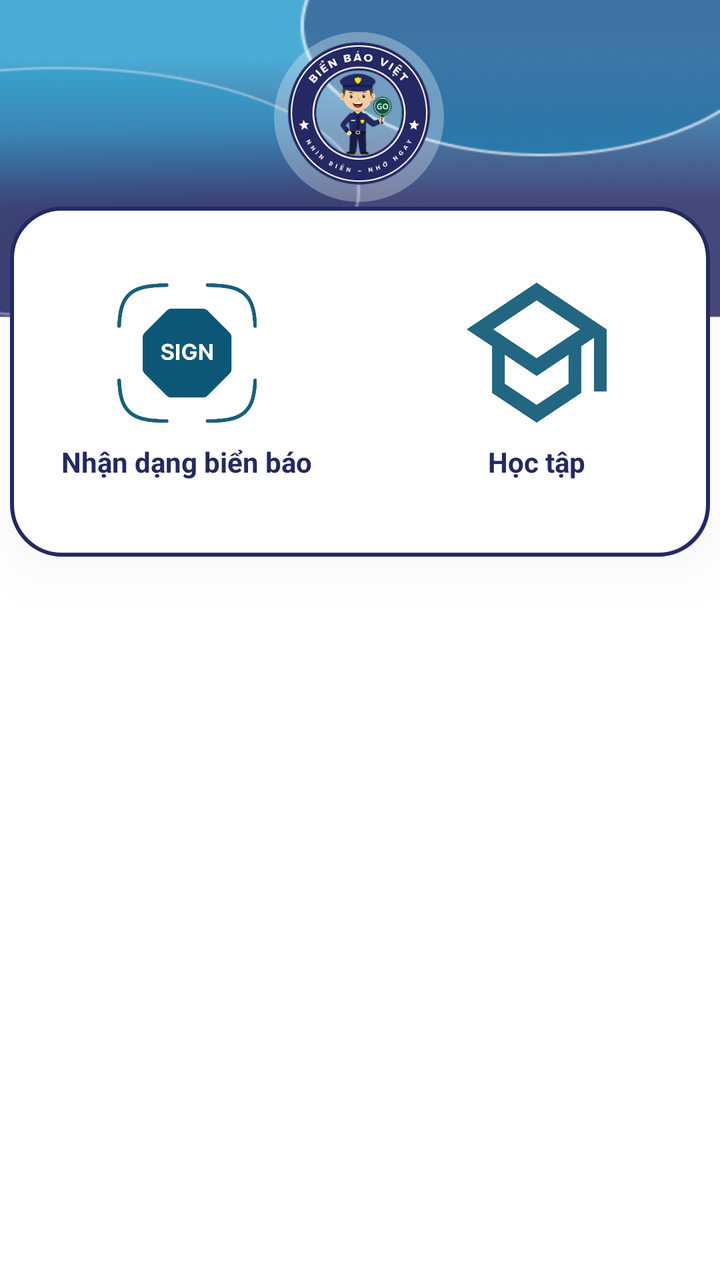
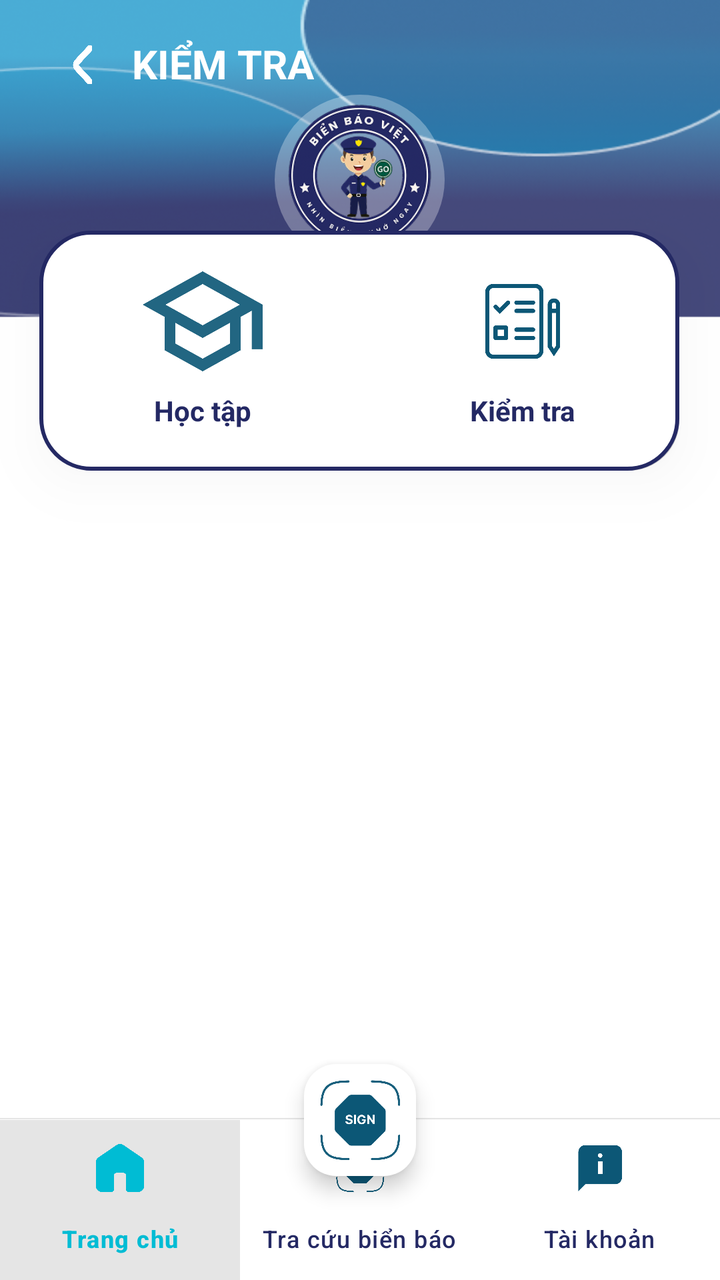

Two renders of the same Android screen: before a commit and after it. Below are the layout's source before the change and the commit's diff.
<!-- AndroidManifest.xml: application theme Theme.MyApplication -->
<!-- res/layout/activity_home.xml -->
<?xml version="1.0" encoding="utf-8"?>
<androidx.constraintlayout.widget.ConstraintLayout xmlns:android="http://schemas.android.com/apk/res/android"
    xmlns:app="http://schemas.android.com/apk/res-auto"
    xmlns:tools="http://schemas.android.com/tools"
    android:id="@+id/main"
    android:layout_width="match_parent"
    android:layout_height="match_parent"
    android:background="@drawable/home"
    tools:context=".view.HomeActivity">

    <ImageView
        android:layout_width="85dp"
        android:layout_height="85dp"
        android:layout_marginTop="16dp"
        android:background="@drawable/circle_background"
        android:scaleType="centerCrop"
        android:src="@drawable/logo"
        app:layout_constraintEnd_toEndOf="parent"
        app:layout_constraintHorizontal_bias="0.498"
        app:layout_constraintStart_toStartOf="parent"
        app:layout_constraintTop_toTopOf="parent" />

    <LinearLayout
        android:layout_width="350dp"
        android:layout_height="175dp"
        android:gravity="center"
        android:background="@drawable/boder_squares_background"
        android:elevation="8dp"  android:translationZ="8dp" app:layout_constraintBottom_toBottomOf="parent"
        app:layout_constraintEnd_toEndOf="parent"
        app:layout_constraintHorizontal_bias="0.495"
        app:layout_constraintStart_toStartOf="parent"
        app:layout_constraintTop_toTopOf="parent"
        app:layout_constraintVertical_bias="0.222">

        <LinearLayout
            android:id="@+id/scan"
            android:layout_width="wrap_content"
            android:layout_height="wrap_content"
            android:gravity="center"
            android:layout_weight="1"
            android:orientation="vertical">

            <ImageView
                android:layout_width="70dp"
                android:layout_height="70dp"
                android:background="@drawable/scan_at"/>

            <TextView
                android:paddingTop="10dp"
                android:layout_width="wrap_content"
                android:layout_height="wrap_content"
                android:textStyle="bold"
                android:textSize="14dp"
                android:textColor="@color/blue"
                android:text="Nhận dạng biển báo"/>

        </LinearLayout>

        <LinearLayout
            android:id="@+id/learn"
            android:layout_width="wrap_content"
            android:layout_height="wrap_content"
            android:gravity="center"
            android:layout_weight="2"
            android:orientation="vertical">

            <ImageView
                android:layout_width="70dp"
                android:layout_height="70dp"
                android:background="@drawable/learn"/>

            <TextView
                android:paddingTop="10dp"
                android:layout_width="wrap_content"
                android:layout_height="wrap_content"
                android:textStyle="bold"
                android:textSize="14dp"
                android:textColor="@color/blue"
                android:text="Học tập"/>

        </LinearLayout>

    </LinearLayout>

</androidx.constraintlayout.widget.ConstraintLayout>
<!-- resources referenced by this layout -->
<resources>
  <color name="blue">#242964</color>
  <!-- drawable boder_squares_background (drawable) -->
  <?xml version="1.0" encoding="utf-8"?>
  <layer-list xmlns:android="http://schemas.android.com/apk/res/android">
      <item android:left="2dp" android:top="2dp"> <shape android:shape="rectangle">
          <corners android:radius="25dp"/>
          <solid android:color="#30000000"/> </shape>
      </item>
      <item>
          <shape android:shape="rectangle">
              <corners android:radius="25dp"/>
              <solid android:color="@color/white"/>
              <stroke android:color="@color/blue" android:width="2dp"/>
          </shape>
      </item>
  </layer-list>
  <!-- drawable circle_background (drawable) -->
  <shape xmlns:android="http://schemas.android.com/apk/res/android"
      android:shape="oval">
      <solid android:color="@color/white_50" />
  </shape>
  <!-- drawable home: png bitmap (drawable-xhdpi, 60099 bytes) -->
  <!-- drawable learn: png bitmap (drawable-xhdpi, 7352 bytes) -->
  <!-- drawable logo: png bitmap (drawable-xhdpi, 56740 bytes) -->
  <!-- drawable scan_at: png bitmap (drawable-xhdpi, 16127 bytes) -->
  <style name="Theme.MyApplication" parent="Base.Theme.MyApplication" />
  <color name="white">#FFFFFFFF</color>
  <color name="white_50">#4CFFFFFF</color>
  <style name="Base.Theme.MyApplication" parent="Theme.Material3.DayNight.NoActionBar">
          
          
      </style>
</resources>

<!-- the commit's change to res/layout/activity_home.xml (unified diff, before → after) -->
@@ -8,21 +8,38 @@
     android:background="@drawable/home"
     tools:context=".view.HomeActivity">
 
-    <ImageView
-        android:layout_width="85dp"
-        android:layout_height="85dp"
-        android:layout_marginTop="16dp"
-        android:background="@drawable/circle_background"
-        android:scaleType="centerCrop"
-        android:src="@drawable/logo"
-        app:layout_constraintEnd_toEndOf="parent"
-        app:layout_constraintHorizontal_bias="0.498"
-        app:layout_constraintStart_toStartOf="parent"
-        app:layout_constraintTop_toTopOf="parent" />
+    <com.google.android.material.appbar.MaterialToolbar
+        android:layout_width="match_parent"
+        android:layout_height="?attr/actionBarSize"
+        android:layout_alignParentTop="true"
+        tools:ignore="MissingConstraints">
+
+        <LinearLayout
+            android:id="@+id/turnBack"
+            android:layout_width="50dp"
+            android:layout_height="match_parent"
+            android:gravity="center">
+            <ImageView
+                android:layout_width="10dp"
+                android:layout_height="20dp"
+                android:background="@drawable/arrow_left">
+            </ImageView>
+        </LinearLayout>
+
+        <TextView
+            android:id="@+id/title_home"
+            android:layout_width="wrap_content"
+            android:layout_height="wrap_content"
+            android:text="KIỂM TRA"
+            android:textStyle="bold"
+            android:textColor="@color/white"
+            android:textSize="20dp"/>
+    </com.google.android.material.appbar.MaterialToolbar>
 
     <LinearLayout
-        android:layout_width="350dp"
-        android:layout_height="175dp"
+        android:id="@+id/group_content"
+        android:layout_width="320dp"
+        android:layout_height="120dp"
         android:gravity="center"
         android:background="@drawable/boder_squares_background"
         android:elevation="8dp"  android:translationZ="8dp" app:layout_constraintBottom_toBottomOf="parent"
@@ -33,7 +50,7 @@
         app:layout_constraintVertical_bias="0.222">
 
         <LinearLayout
-            android:id="@+id/scan"
+            android:id="@+id/learn"
             android:layout_width="wrap_content"
             android:layout_height="wrap_content"
             android:gravity="center"
@@ -41,32 +58,8 @@
             android:orientation="vertical">
 
             <ImageView
-                android:layout_width="70dp"
-                android:layout_height="70dp"
-                android:background="@drawable/scan_at"/>
-
-            <TextView
-                android:paddingTop="10dp"
-                android:layout_width="wrap_content"
-                android:layout_height="wrap_content"
-                android:textStyle="bold"
-                android:textSize="14dp"
-                android:textColor="@color/blue"
-                android:text="Nhận dạng biển báo"/>
-
-        </LinearLayout>
-
-        <LinearLayout
-            android:id="@+id/learn"
-            android:layout_width="wrap_content"
-            android:layout_height="wrap_content"
-            android:gravity="center"
-            android:layout_weight="2"
-            android:orientation="vertical">
-
-            <ImageView
-                android:layout_width="70dp"
-                android:layout_height="70dp"
+                android:layout_width="60dp"
+                android:layout_height="50dp"
                 android:background="@drawable/learn"/>
 
             <TextView
@@ -80,6 +73,100 @@
 
         </LinearLayout>
 
+        <LinearLayout
+            android:id="@+id/exam"
+            android:layout_width="wrap_content"
+            android:layout_height="wrap_content"
+            android:gravity="center"
+            android:layout_weight="1"
+            android:orientation="vertical">
+
+            <ImageView
+                android:layout_width="50dp"
+                android:layout_height="50dp"
+                android:background="@drawable/exam"/>
+
+            <TextView
+                android:paddingTop="10dp"
+                android:layout_width="wrap_content"
+                android:layout_height="wrap_content"
+                android:textStyle="bold"
+                android:textSize="14dp"
+                android:textColor="@color/blue"
+                android:text="Kiểm tra"/>
+
+        </LinearLayout>
+
     </LinearLayout>
 
+    <androidx.recyclerview.widget.RecyclerView
+        android:id="@+id/signAdapter"
+        android:layout_width="match_parent"
+        android:layout_height="485dp"
+        app:layout_constraintTop_toBottomOf="@id/group_content"
+        android:layout_marginBottom="0dp"
+        android:layout_weight="1"
+        android:padding="10dp"
+        android:scrollbars="vertical"
+        tools:ignore="MissingConstraints" />
+
+    <RelativeLayout
+        android:layout_width="match_parent"
+        android:layout_height="match_parent"
+        tools:layout_editor_absoluteX="16dp"
+        tools:layout_editor_absoluteY="0dp">
+
+        <View
+            android:id="@+id/shadow_view"
+            android:layout_width="match_parent"
+            android:layout_height="1dp"
+            android:layout_above="@+id/nav_view"
+            android:background="@drawable/bottom_nav_shadow" />
+
+        <com.google.android.material.bottomnavigation.BottomNavigationView
+            android:id="@+id/nav_view"
+            android:layout_width="match_parent"
+            android:layout_height="wrap_content"
+            android:layout_alignParentBottom="true"
+            android:background="@color/white"
+            android:elevation="8dp"
+            app:itemBackground="@drawable/nav_item_background"
+            app:itemIconTint="@color/nav_item_icon_color"
+            app:itemTextColor="@color/nav_item_text_color"
+            app:menu="@menu/menu" />
+
+
+        <com.google.android.material.floatingactionbutton.FloatingActionButton
+            android:id="@+id/scan"
+            android:layout_width="wrap_content"
+            android:layout_height="wrap_content"
+            android:layout_alignParentBottom="true"
+            android:layout_centerHorizontal="true"
+            android:layout_marginBottom="52dp"
+            android:clickable="false"
+            android:focusable="false"
+            android:src="@drawable/scan_at"
+            app:backgroundTint="@color/white"
+            app:fabSize="normal"
+            app:itemTextColor="@color/blue"
+            app:maxImageSize="40dp"
+            app:tint="@null" />
+
+        <LinearLayout
+            android:id="@+id/toolbar"
+            android:layout_width="match_parent"
+            android:layout_height="180dp"
+            android:layout_alignParentTop="true"
+            android:gravity="center"
+            tools:ignore="MissingConstraints">
+
+            <ImageView
+                android:layout_width="85dp"
+                android:layout_height="85dp"
+                android:background="@drawable/circle_background"
+                android:scaleType="centerCrop"
+                android:src="@drawable/logo" />
+        </LinearLayout>
+    </RelativeLayout>
+
 </androidx.constraintlayout.widget.ConstraintLayout>
<!-- resource entries referenced after the edit -->
@@ -16,18 +16,36 @@
           </shape>
       </item>
   </layer-list>
+  <!-- drawable bottom_nav_shadow (drawable) -->
+  <shape xmlns:android="http://schemas.android.com/apk/res/android"
+      android:shape="rectangle">
+      <gradient
+          android:startColor="#26000000"
+          android:endColor="@android:color/transparent"
+          android:angle="270"/>
+  </shape>
   <!-- drawable circle_background (drawable) -->
   <shape xmlns:android="http://schemas.android.com/apk/res/android"
       android:shape="oval">
       <solid android:color="@color/white_50" />
   </shape>
+  <!-- drawable exam: png bitmap (drawable-xhdpi, 8192 bytes) -->
   <!-- drawable home: png bitmap (drawable-xhdpi, 60099 bytes) -->
   <!-- drawable learn: png bitmap (drawable-xhdpi, 7352 bytes) -->
   <!-- drawable logo: png bitmap (drawable-xhdpi, 56740 bytes) -->
+  <!-- drawable nav_item_background (drawable) -->
+  <?xml version="1.0" encoding="utf-8"?>
+  <selector xmlns:android="http://schemas.android.com/apk/res/android">
+      <item android:drawable="@color/semi_transparent_black" android:state_checked="true" />
+      <item android:drawable="@color/white" />
+      <item android:state_pressed="true"> <color android:color="?attr/colorControlHighlight" /> </item>
+  </selector>
   <!-- drawable scan_at: png bitmap (drawable-xhdpi, 16127 bytes) -->
   <style name="Theme.MyApplication" parent="Base.Theme.MyApplication" />
   <color name="white">#FFFFFFFF</color>
+  <!-- drawable arrow_left: png bitmap (drawable-xhdpi, 4607 bytes) -->
   <color name="white_50">#4CFFFFFF</color>
+  <color name="semi_transparent_black">#1A000000</color>
   <style name="Base.Theme.MyApplication" parent="Theme.Material3.DayNight.NoActionBar">
           
           
